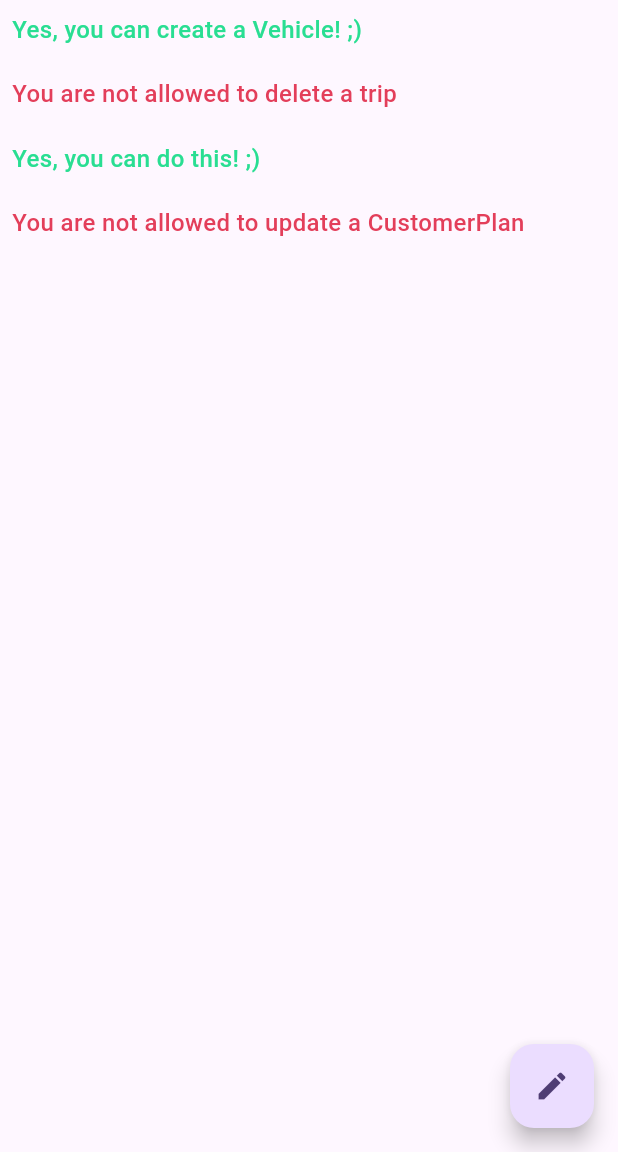
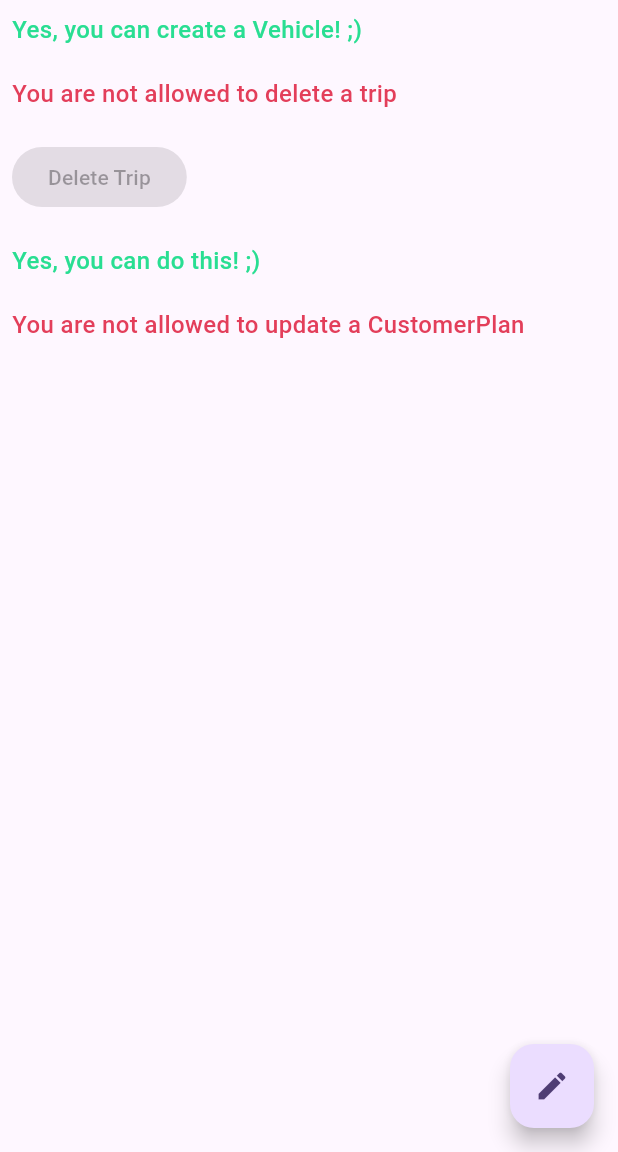
Before and after one commit to vdvpie22/casl_dart, a Flutter app: the MyHomePage screen opened directly, on a phone screen of 412 x 824 dp, the part 84-1236 px from its top. Run offline on Flutter 3.47's test engine with Material 3 defaults, Android fonts, the phone set to English and light mode, and no system bars.

Commit message:
Add Can.builder and update README and example.

```diff
--- a/example/lib/main.dart
+++ b/example/lib/main.dart
@@ -1,3 +1,5 @@
+import 'dart:developer';
+
 import 'package:casl_dart/abilities.dart';
 import 'package:casl_dart/can.dart';
 import 'package:casl_dart/provider.dart';
@@ -34,19 +36,19 @@ class MyHomePage extends StatefulWidget {
 }
 
 class _MyHomePageState extends State<MyHomePage> {
-  final TextStyle canStyle = TextStyle(
-      fontSize: 16,
-      fontWeight: FontWeight.w500,
-      color: const Color(0xff29DE92));
-  final TextStyle cannotStyle = TextStyle(
-      fontSize: 16,
-      fontWeight: FontWeight.w500,
-      color: const Color(0xffE33E5A));
+  final TextStyle canStyle =
+      TextStyle(fontSize: 16, fontWeight: FontWeight.w500, color: const Color(0xff29DE92));
+  final TextStyle cannotStyle =
+      TextStyle(fontSize: 16, fontWeight: FontWeight.w500, color: const Color(0xffE33E5A));
 
   void updateRules(BuildContext context) {
     final rules = getNewRules();
     final casl = CaslProvider.of(context);
     casl.updateRules(casl.unpackRules(rules));
+  }
+
+  void onDeleteTrip() {
+    log("Yes, you can delete a Trip! ;)");
   }
 
   @override
@@ -89,6 +91,14 @@ class _MyHomePageState extends State<MyHomePage> {
                 style: cannotStyle,
               ),
             ),
+            Can.builder(
+              I: 'delete',
+              a: 'Trip',
+              abilityBuilder: (hasPermission) {
+                return ElevatedButton(
+                    onPressed: hasPermission ? onDeleteTrip : null, child: Text("Delete Trip"));
+              },
+            ),
             AbilitiesWidget(
               cannotStyle: cannotStyle,
               canStyle: canStyle,
@@ -103,8 +113,9 @@ class _MyHomePageState extends State<MyHomePage> {
 class AbilitiesWidget extends StatelessWidget {
   final TextStyle canStyle;
   final TextStyle cannotStyle;
-  const AbilitiesWidget(
-      {super.key, required this.cannotStyle, required this.canStyle});
+
+  const AbilitiesWidget({super.key, required this.cannotStyle, required this.canStyle});
+
   @override
   Widget build(BuildContext context) {
     final ability = CaslProvider.of(context);
--- a/lib/can.dart
+++ b/lib/can.dart
@@ -10,7 +10,7 @@ class Can extends StatelessWidget {
   final String a;
 
   /// The widget to display if permission is granted.
-  final Widget child;
+  final Widget? child;
 
   /// The widget to display if permission is denied. Defaults to an empty widget.
   final Widget? fallback;
@@ -18,11 +18,19 @@ class Can extends StatelessWidget {
   /// If `true`, reverses the permission logic (renders [child] if permission is denied).
   final bool not;
 
-  /// Creates a [Can] widget.
+  /// A builder function that receives the permission result and returns a widget dynamically.
   ///
-  /// [I] is the subject, [a] is the action, and [child] is the widget displayed if the permission check passes.
-  /// If [not] is `true`, the logic is reversed, displaying [child] when the check fails.
-  /// An optional [fallback] widget is displayed if the permission check does not pass.
+  /// This is useful when the UI needs to respond to the permission result dynamically rather than
+  /// just showing a predefined [child].
+  final Widget Function(bool hasPermission)? abilityBuilder;
+
+  /// Creates a [Can] widget that displays [child] if permission is granted.
+  ///
+  /// - [I] represents the action being checked.
+  /// - [a] represents the subject being checked.
+  /// - [child] is displayed if permission is granted.
+  /// - [fallback] is displayed if permission is denied (defaults to an empty widget).
+  /// - If [not] is `true`, the logic is reversed, displaying [child] when permission is denied.
   const Can({
     Key? key,
     required this.I,
@@ -30,15 +38,35 @@ class Can extends StatelessWidget {
     required this.child,
     this.not = false,
     this.fallback,
-  }) : super(key: key);
+  })  : abilityBuilder = null,
+        super(key: key);
+
+  /// Creates a [Can] widget using a builder function to dynamically generate the widget based on permissions.
+  ///
+  /// - [I] represents the action being checked.
+  /// - [a] represents the subject being checked.
+  /// - [abilityBuilder] is called with the permission result (`true` if allowed, `false` otherwise).
+  /// - If [not] is `true`, the logic is reversed.
+  const Can.builder({
+    Key? key,
+    required this.I,
+    required this.a,
+    required this.abilityBuilder,
+    this.not = false,
+  })  : child = null,fallback= null,
+        super(key: key);
 
   @override
   Widget build(BuildContext context) {
     final casl = CaslProvider.of(context);
     bool hasPermission = casl.can(I, a);
 
-    return not
-        ? (!hasPermission ? child : (fallback ?? SizedBox.shrink()))
-        : (hasPermission ? child : (fallback ?? SizedBox.shrink()));
+    if (child != null) {
+      return not
+          ? (!hasPermission ? child! : (fallback ?? SizedBox.shrink()))
+          : (hasPermission ? child! : (fallback ?? SizedBox.shrink()));
+    } else {
+      return abilityBuilder!(hasPermission);
+    }
   }
 }
```
Also changed, not shown: 1 other file.
